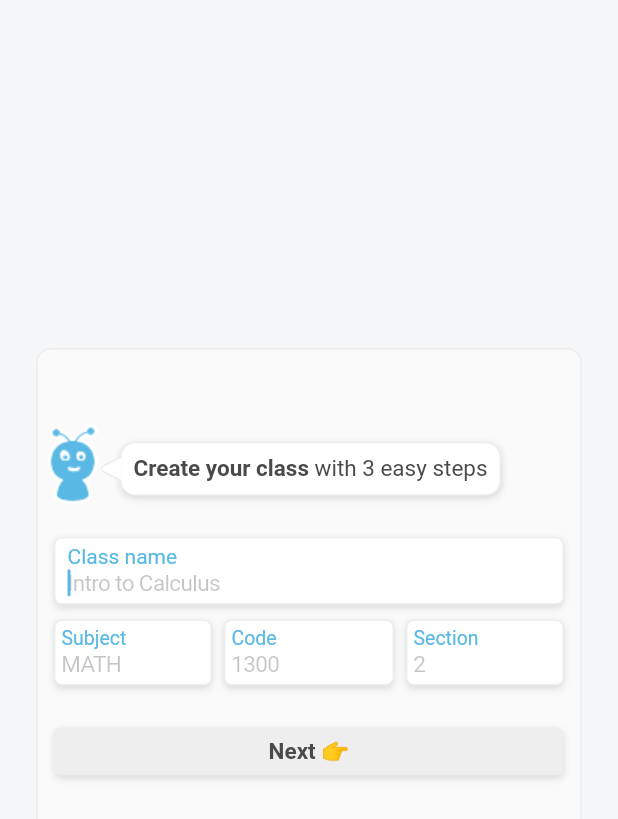
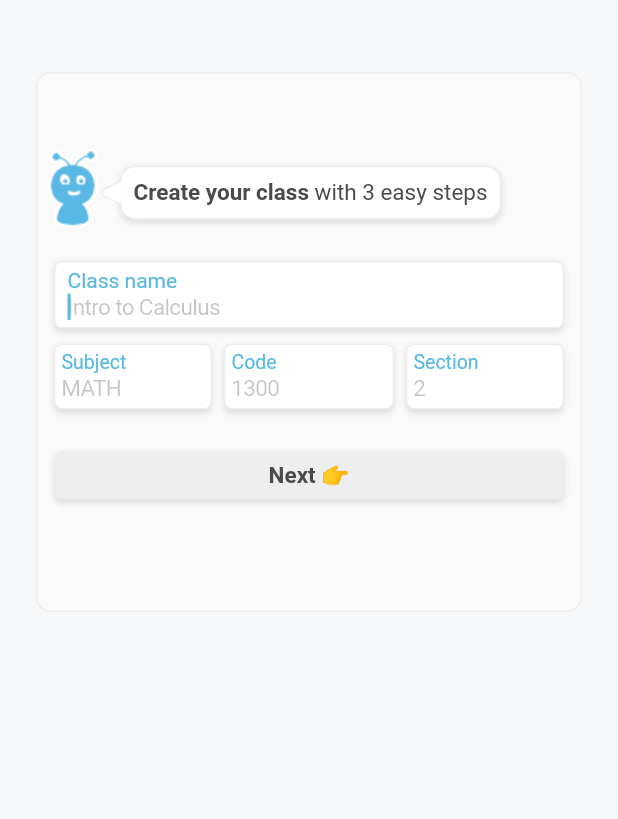
Before and after one commit to bruce-brookshire/skoller_mobile, a Flutter app: the CreateClassModal widget shown alone on an empty page, opened directly with empty values, on a phone screen of 412 x 824 dp. Shown: the top 819 px of the screen. Run offline on Flutter 3.47's test engine with Material 2 defaults, Android fonts, the light colour scheme and no system bars; our stand-ins replace auto_size_text, firebase_analytics, firebase_messaging, flutter_slidable, package_info, share and 2 more; missing offline and left inert: dart_notification_center, dropdown_banner, time_machine; accounts and stored records are empty.

Commit message:
shifted modal up to make room for typing

```diff
--- a/lib/screens/main_app/menu/create_class_modal.dart
+++ b/lib/screens/main_app/menu/create_class_modal.dart
@@ -143,16 +143,19 @@ class _CreateClassModalState extends State<CreateClassModal> {
 
   @override
   Widget build(BuildContext context) {
-    return Center(
+    return Column(
+      children: [
+        SafeArea(
           child: Padding(
-        padding: EdgeInsets.fromLTRB(24, 0, 24, 0),
+            padding: EdgeInsets.fromLTRB(24, 48, 24, 0),
             child: Material(
               shape: RoundedRectangleBorder(
                 borderRadius: BorderRadius.circular(10),
                 side: BorderSide(color: SKColors.border_gray),
               ),
               child: Container(
-            decoration: BoxDecoration(borderRadius: BorderRadius.circular(10)),
+                decoration:
+                    BoxDecoration(borderRadius: BorderRadius.circular(10)),
                 height: 360,
                 child: PageView(
                   controller: pageController,
@@ -166,6 +169,8 @@ class _CreateClassModalState extends State<CreateClassModal> {
               ),
             ),
           ),
+        ),
+      ],
     );
   }
 }
--- a/lib/screens/main_app/tab_bar.dart
+++ b/lib/screens/main_app/tab_bar.dart
@@ -115,7 +115,6 @@ class _SKTabBarState extends State<SKTabBar> {
 
   @override
   Widget build(BuildContext context) {
-    print('building');
     return WillPopScope(
       onWillPop: () async {
         _navigatorKeys[controller.index].currentState.maybePop();
@@ -135,7 +134,6 @@ class _SKTabBarState extends State<SKTabBar> {
           backgroundColor: Colors.white,
           items: List.generate(5, createTabIndex),
           onTap: _onItemTapped,
-          currentIndex: controller.index,
         ),
       ),
     );
```
Lines whose indentation alone changed are shown as unchanged.
